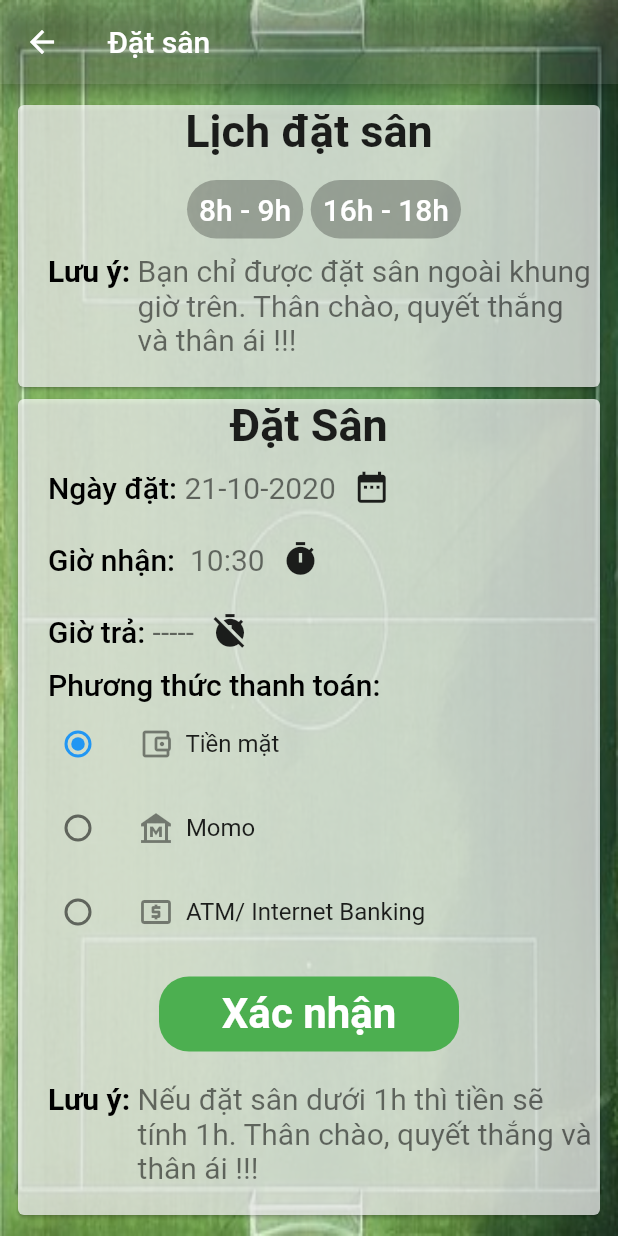
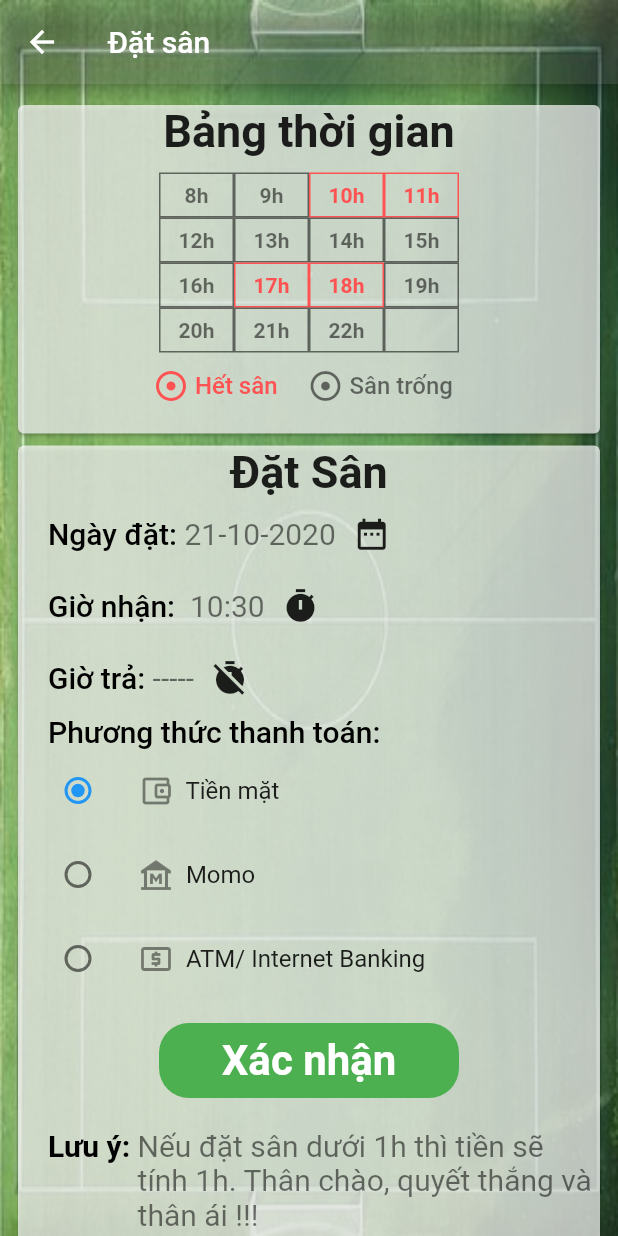
Before and after one commit to tult1803/HCI, a Flutter app: the FinalDetailsBooking screen opened directly, on a phone screen of 412 x 824 dp. Run offline on Flutter 3.47's test engine with Material 2 defaults, Android fonts, the phone set to English and light mode, and no system bars; our stand-ins replace curved_navigation_bar, email_validator, firebase_auth, firebase_core, flutter_datetime_picker, font_awesome_flutter and 4 more; accounts and stored records are empty.

Commit message:
Fix layout

```diff
--- a/football_manager/lib/view/final_details_booking.dart
+++ b/football_manager/lib/view/final_details_booking.dart
@@ -1,3 +1,6 @@
+
+import 'dart:ui';
+
 import 'package:flutter/material.dart';
 import 'package:flutter_datetime_picker/flutter_datetime_picker.dart';
 import 'package:football_manager/url/url.dart';
@@ -150,13 +153,14 @@ class FinalDetailsBookingState extends State<FinalDetailsBooking> {
           child: Padding(
             padding: const EdgeInsets.only(left:8.0, right: 8.0, top: 10),
             child: Column(
+              crossAxisAlignment: CrossAxisAlignment.center,
               children: [
                 Card(
                   color: Colors.white70,
                   child:Column(children: [
-                    Center(child: Text('Lịch đặt sân', style: TextStyle(fontWeight: FontWeight.w600, fontSize: 30),)),
+                    Center(child: Text('Bảng thời gian', style: TextStyle(fontWeight: FontWeight.w600, fontSize: 30),)),
                     Padding(
-                      padding: const EdgeInsets.only(top: 10, left: 20),
+                      padding: const EdgeInsets.only(top: 10, left: 0),
                       child: Row(
                         // mainAxisAlignment: MainAxisAlignment.start,
                         crossAxisAlignment: CrossAxisAlignment.start,
@@ -170,22 +174,38 @@ class FinalDetailsBookingState extends State<FinalDetailsBooking> {
                         ],
                       ),
                     ),
+
+                       Container(
+                        width: size.width,
+                        child: Row(
+                          crossAxisAlignment: CrossAxisAlignment.center,
+                          children: [
                             Padding(
-                      padding: const EdgeInsets.only(top: 10, left: 20),
+                              padding: const EdgeInsets.only(top: 10.0),
                               child: Row(
-                        // mainAxisAlignment: MainAxisAlignment.start,
-                        crossAxisAlignment: CrossAxisAlignment.start,
+                                crossAxisAlignment: CrossAxisAlignment.center,
                                 children: [
-                          Text('Lưu ý: ', style: TextStyle(fontSize: 20, color: Colors.black, fontWeight: FontWeight.w700),),
-                          Expanded(
-                            child: Container(
-                              // margin: EdgeInsets.only(right: 5),
-                              // width: size.width * 0.67,
-                              child: Text('$note', style: TextStyle(fontSize: 20, color: Colors.black54),overflow: TextOverflow.fade,),),
-                          ),
+                                  SizedBox(width: 90,),
+                                  Icon(Icons.adjust, color: Colors.redAccent,),
+                                  Text(' Hết sân',  style: TextStyle(color: Colors.redAccent, fontSize: 16, fontWeight: FontWeight.w500),),
                                 ],
                               ),
                             ),
+                            Padding(
+                              padding: const EdgeInsets.only(top: 10.0),
+                              child: Row(
+                                crossAxisAlignment: CrossAxisAlignment.center,
+                                children: [
+                                  SizedBox(width: 20,),
+                                  Icon(Icons.adjust, color: Colors.black54,),
+                                  Text(' Sân trống',  style: TextStyle(color: Colors.black54, fontSize: 16, fontWeight: FontWeight.w500),),
+                                ],
+                              ),
+                            )
+                          ],
+                        ),
+                      ),
+
                     SizedBox(height: 20,),
                   ],),),
 
@@ -529,13 +549,39 @@ class FinalDetailsBookingState extends State<FinalDetailsBooking> {
   }
 
   Widget columHCI(){
-    return Wrap(
+    return Container(
+      width: 200,
+      child: Wrap(
         crossAxisAlignment: WrapCrossAlignment.center,
         children: [
-        containerWrap(Text('8h - 9h', style: TextStyle(fontSize: 20, color: Colors.white, fontWeight: FontWeight.w500))),
-        SizedBox(width: 5,),
-        containerWrap(Text('16h - 18h', style: TextStyle(fontSize: 20, color: Colors.white, fontWeight: FontWeight.w500))),
+          containerTime('8h', Colors.black54),
+          containerTime('9h', Colors.black54),
+          containerTime('10h', Colors.redAccent),
+          containerTime('11h', Colors.redAccent),
+          containerTime('12h', Colors.black54),
+          containerTime('13h', Colors.black54),
+          containerTime('14h', Colors.black54),
+          containerTime('15h', Colors.black54),
+          containerTime('16h', Colors.black54),
+          containerTime('17h', Colors.redAccent),
+          containerTime('18h', Colors.redAccent),
+          containerTime('19h', Colors.black54),
+          containerTime('20h', Colors.black54),
+          containerTime('21h', Colors.black54),
+          containerTime('22h', Colors.black54),
+          containerTime('  ', Colors.black54),
         ],
+      ),
+    );
+  }
+
+  Widget containerTime(String time, Color color){
+   return Container(
+      height: 30,width: 50,
+      decoration: BoxDecoration(
+        border: Border.all(color: color),
+      ),
+      child: Center(child: Text('$time', style: TextStyle(color: color, fontWeight: FontWeight.w700),)),
     );
   }
   Widget columISC(){
```
Also changed, not shown: football_manager/lib/view/details_history.dart (added, +34 -0 lines), football_manager/lib/view/history_booking.dart (+68 -0 lines). Lines whose indentation alone changed are shown as unchanged.
